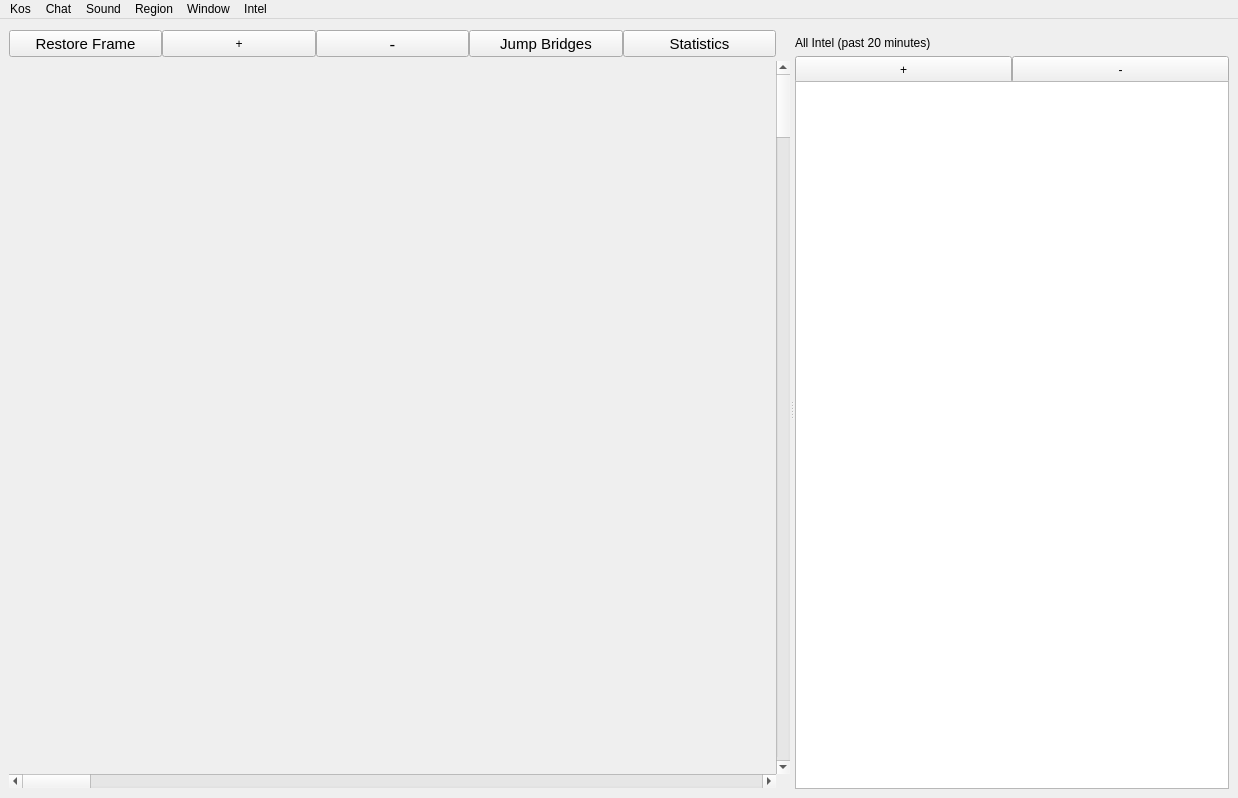
The window that src/vi/ui/MainWindow.ui (jkey-67/spyglass) describes before a commit, drawn with Qt 5.
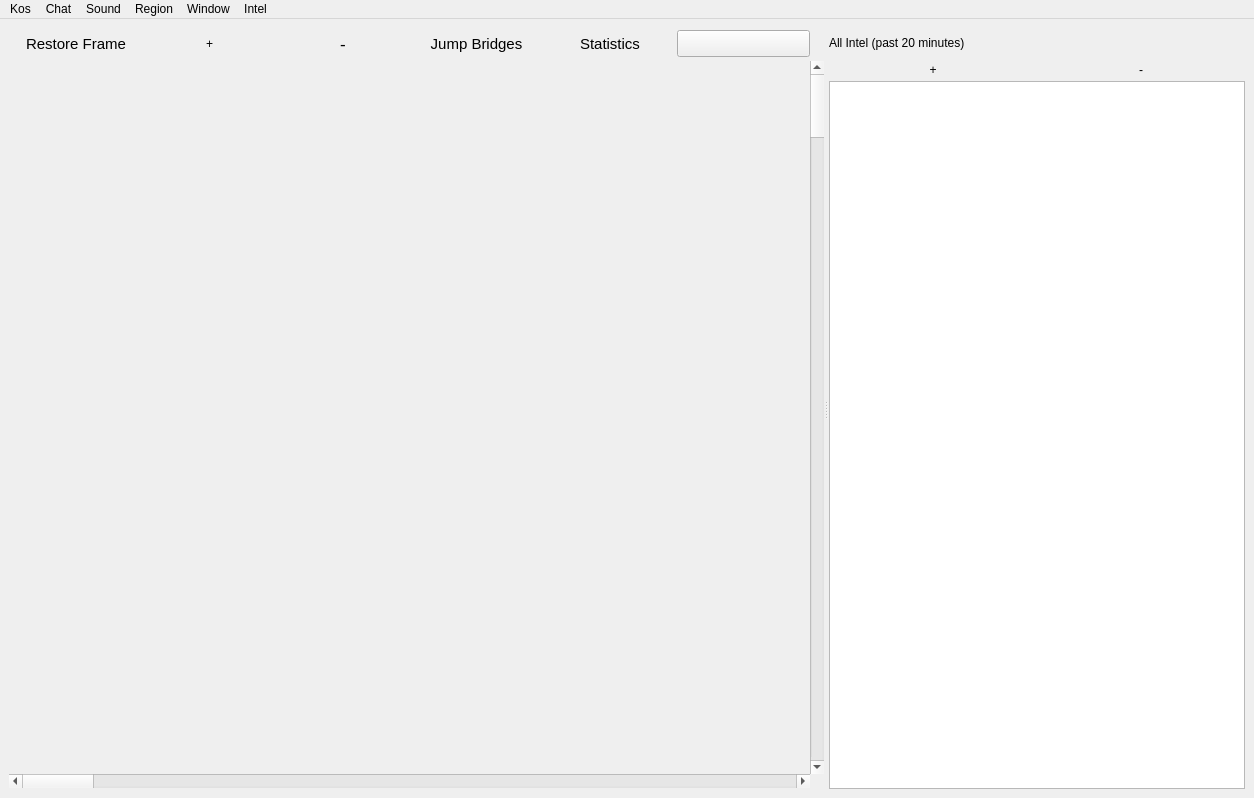
The same window after the commit. Icons and pictures are not drawn. Custom widgets are drawn as their Qt base class.

Commit message: char name used for api and the id now stored inside the cache.

The edit to the form file:
```diff
--- a/src/vi/ui/MainWindow.ui
+++ b/src/vi/ui/MainWindow.ui
@@ -6,7 +6,7 @@
    <rect>
     <x>0</x>
     <y>0</y>
-    <width>1238</width>
+    <width>1254</width>
     <height>798</height>
    </rect>
   </property>
@@ -110,6 +110,9 @@
                <property name="text">
                 <string>Restore Frame</string>
                </property>
+               <property name="flat">
+                <bool>true</bool>
+               </property>
               </widget>
              </item>
              <item>
@@ -132,6 +135,9 @@
                <property name="text">
                 <string>+</string>
                </property>
+               <property name="flat">
+                <bool>true</bool>
+               </property>
               </widget>
              </item>
              <item>
@@ -161,6 +167,9 @@
                <property name="text">
                 <string>-</string>
                </property>
+               <property name="flat">
+                <bool>true</bool>
+               </property>
               </widget>
              </item>
              <item>
@@ -194,6 +203,9 @@
                <property name="checked">
                 <bool>false</bool>
                </property>
+               <property name="flat">
+                <bool>true</bool>
+               </property>
               </widget>
              </item>
              <item>
@@ -224,6 +236,44 @@
                <property name="checkable">
                 <bool>true</bool>
                </property>
+               <property name="flat">
+                <bool>true</bool>
+               </property>
+              </widget>
+             </item>
+             <item>
+              <widget class="QPushButton" name="connectToEveOnline">
+               <property name="minimumSize">
+                <size>
+                 <width>0</width>
+                 <height>27</height>
+                </size>
+               </property>
+               <property name="maximumSize">
+                <size>
+                 <width>161</width>
+                 <height>22</height>
+                </size>
+               </property>
+               <property name="autoFillBackground">
+                <bool>false</bool>
+               </property>
+               <property name="text">
+                <string notr="true"/>
+               </property>
+               <property name="icon">
+                <iconset>
+                 <normaloff>res/eve-sso-login-black-small.png</normaloff>res/eve-sso-login-black-small.png</iconset>
+               </property>
+               <property name="iconSize">
+                <size>
+                 <width>163</width>
+                 <height>38</height>
+                </size>
+               </property>
+               <property name="flat">
+                <bool>false</bool>
+               </property>
               </widget>
              </item>
             </layout>
@@ -314,6 +364,9 @@
             <property name="text">
              <string>+</string>
             </property>
+            <property name="flat">
+             <bool>true</bool>
+            </property>
            </widget>
           </item>
           <item>
@@ -336,6 +389,9 @@
             <property name="text">
              <string>-</string>
             </property>
+            <property name="flat">
+             <bool>true</bool>
+            </property>
            </widget>
           </item>
          </layout>
@@ -376,7 +432,7 @@
     <rect>
      <x>0</x>
      <y>0</y>
-     <width>1238</width>
+     <width>1254</width>
      <height>24</height>
     </rect>
    </property>
```
Left out of the diff: 38 changed lines with no effect on the pictures. The commit also changes 2 other files.
